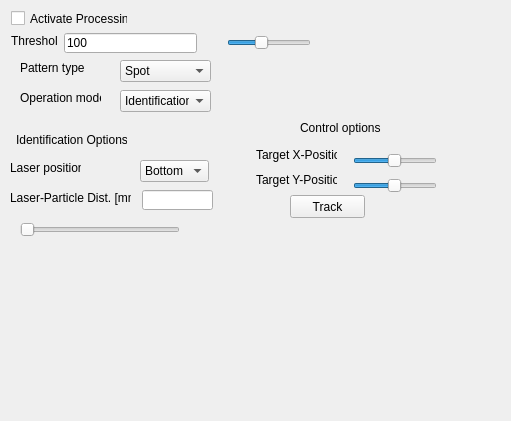
The window that marangonitrackingdialog.ui (SamDehaeck/GigaViewer) describes before a commit, drawn with Qt 5.
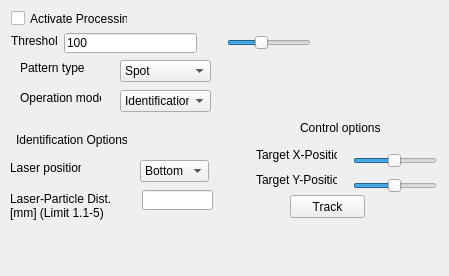
The same window after the commit.

Commit message: Added relevant Events

Diff of the .ui file:
```diff
--- a/marangonitrackingdialog.ui
+++ b/marangonitrackingdialog.ui
@@ -6,8 +6,8 @@
    <rect>
     <x>0</x>
     <y>0</y>
-    <width>511</width>
-    <height>421</height>
+    <width>449</width>
+    <height>276</height>
    </rect>
   </property>
   <property name="windowTitle">
@@ -146,12 +146,15 @@
     <rect>
      <x>10</x>
      <y>190</y>
-     <width>121</width>
-     <height>16</height>
+     <width>131</width>
+     <height>31</height>
     </rect>
    </property>
    <property name="text">
-    <string>Laser-Particle Dist. [mm]</string>
+    <string>Laser-Particle Dist. [mm] (Limit 1.1-5)</string>
+   </property>
+   <property name="wordWrap">
+    <bool>true</bool>
    </property>
   </widget>
   <widget class="QComboBox" name="comboBox_3">
@@ -184,19 +187,6 @@
     </property>
    </item>
   </widget>
-  <widget class="QSlider" name="horizontalSlider">
-   <property name="geometry">
-    <rect>
-     <x>20</x>
-     <y>220</y>
-     <width>160</width>
-     <height>19</height>
-    </rect>
-   </property>
-   <property name="orientation">
-    <enum>Qt::Horizontal</enum>
-   </property>
-  </widget>
   <widget class="QLabel" name="label_4">
    <property name="geometry">
     <rect>
```
Left out of the diff: 8 changed lines with no effect on the pictures. The commit also changes 2 other files.
